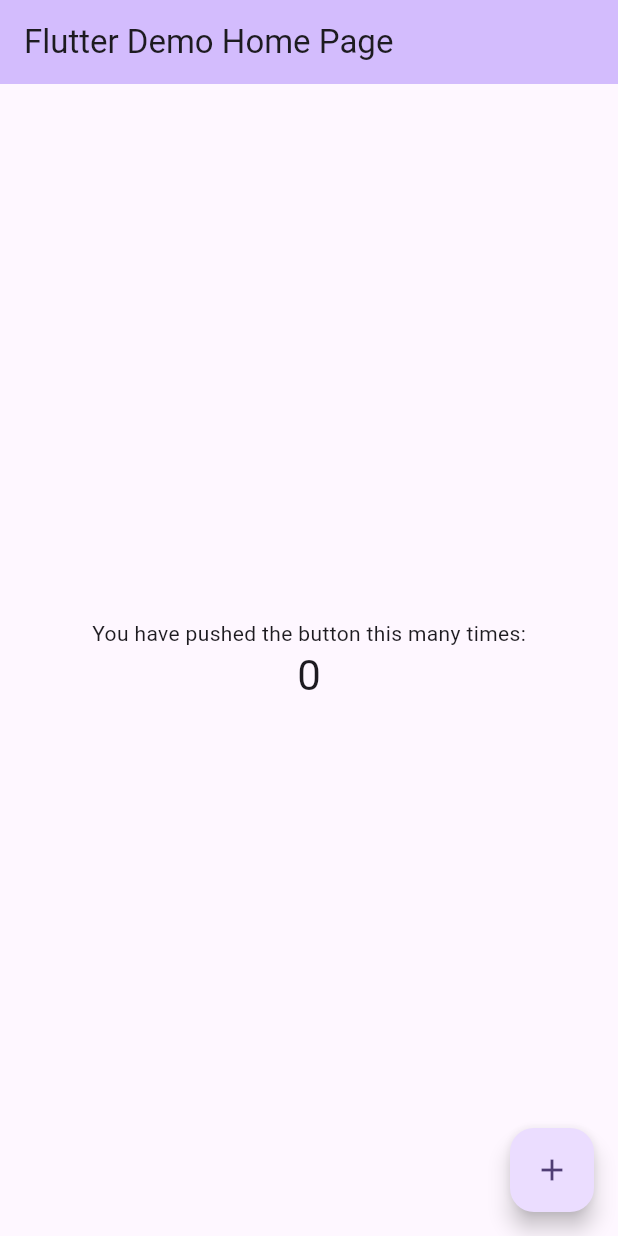
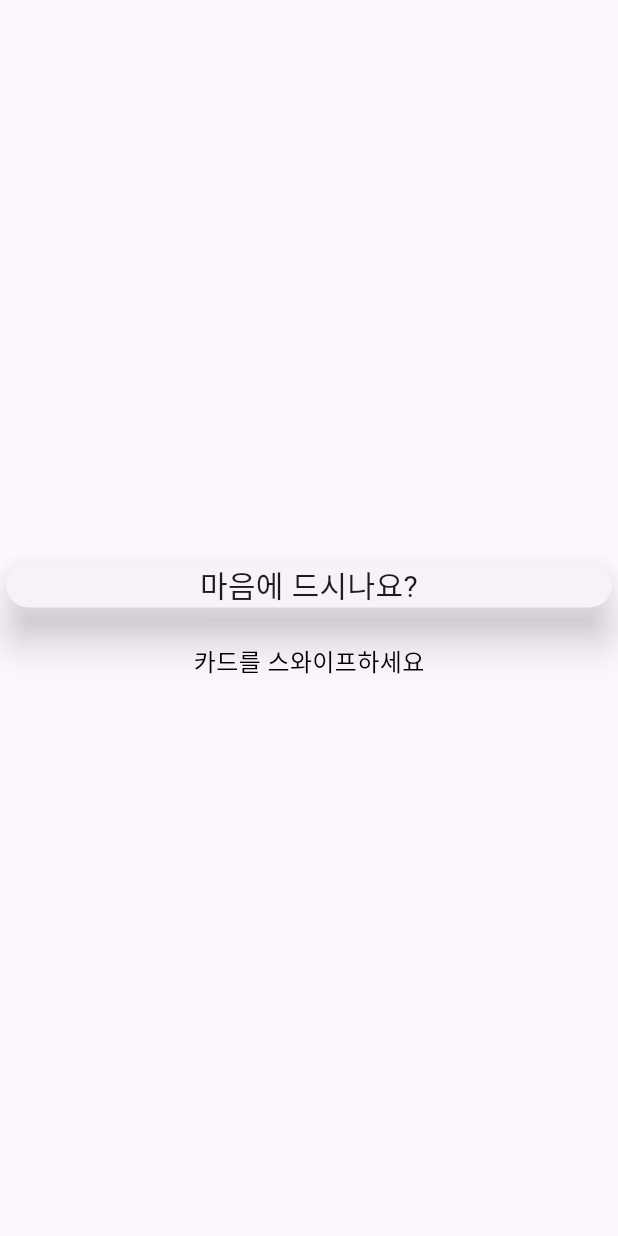
Before and after one commit to keummanagerstuff/VotingSystem, a Flutter app: the screen it shows after launch, on a phone screen of 412 x 824 dp. Run offline on Flutter 3.47's test engine with Material 3 defaults, Android fonts, the phone set to English and light mode, and no system bars.

Commit message:
스와이프 적용

```diff
--- a/lib/main.dart
+++ b/lib/main.dart
@@ -11,115 +11,118 @@
   @override
   Widget build(BuildContext context) {
     return MaterialApp(
-      title: 'Flutter Demo',
-      theme: ThemeData(
-        // This is the theme of your application.
-        //
-        // TRY THIS: Try running your application with "flutter run". You'll see
-        // the application has a purple toolbar. Then, without quitting the app,
-        // try changing the seedColor in the colorScheme below to Colors.green
-        // and then invoke "hot reload" (save your changes or press the "hot
-        // reload" button in a Flutter-supported IDE, or press "r" if you used
-        // the command line to start the app).
-        //
-        // Notice that the counter didn't reset back to zero; the application
-        // state is not lost during the reload. To reset the state, use hot
-        // restart instead.
-        //
-        // This works for code too, not just values: Most code changes can be
-        // tested with just a hot reload.
-        colorScheme: ColorScheme.fromSeed(seedColor: Colors.deepPurple),
-        useMaterial3: true,
-      ),
-      home: const MyHomePage(title: 'Flutter Demo Home Page'),
+      home: const MyHomePage(),
     );
   }
 }
 
+enum VoteStatus { none, like, dislike, hold }
+
 class MyHomePage extends StatefulWidget {
-  const MyHomePage({super.key, required this.title});
-
-  // This widget is the home page of your application. It is stateful, meaning
-  // that it has a State object (defined below) that contains fields that affect
-  // how it looks.
-
-  // This class is the configuration for the state. It holds the values (in this
-  // case the title) provided by the parent (in this case the App widget) and
-  // used by the build method of the State. Fields in a Widget subclass are
-  // always marked "final".
-
-  final String title;
+  const MyHomePage({super.key});
 
   @override
   State<MyHomePage> createState() => _MyHomePageState();
 }
 
 class _MyHomePageState extends State<MyHomePage> {
-  int _counter = 0;
+  Offset _offset = Offset.zero;
+  VoteStatus _status = VoteStatus.none;
 
-  void _incrementCounter() {
+  void _handleUpdate(DragUpdateDetails details) {
     setState(() {
-      // This call to setState tells the Flutter framework that something has
-      // changed in this State, which causes it to rerun the build method below
-      // so that the display can reflect the updated values. If we changed
-      // _counter without calling setState(), then the build method would not be
-      // called again, and so nothing would appear to happen.
-      _counter++;
+      _offset += details.delta;
     });
+  }
+
+  void _handleEnd(DragEndDetails details) {
+    final vx = details.velocity.pixelsPerSecond.dx;
+    final vy = details.velocity.pixelsPerSecond.dy;
+
+    VoteStatus newStatus = VoteStatus.none;
+    if (vx > 300) {
+      newStatus = VoteStatus.like;
+    } else if (vx < -300) {
+      newStatus = VoteStatus.dislike;
+    } else if (vy > 300) {
+      newStatus = VoteStatus.hold;
+    }
+
+    setState(() {
+      _offset = Offset.zero;
+      _status = VoteStatus.hold;
+    });
+  }
+
+  String _statusText() {
+    switch (_status) {
+      case VoteStatus.like:
+        return '👍 Like!';
+      case VoteStatus.dislike:
+        return '👎 Dislike!';
+      case VoteStatus.hold:
+        return '🤷 Hold!';
+      default:
+        return '';
+    }
   }
 
   @override
   Widget build(BuildContext context) {
-    // This method is rerun every time setState is called, for instance as done
-    // by the _incrementCounter method above.
-    //
-    // The Flutter framework has been optimized to make rerunning build methods
-    // fast, so that you can just rebuild anything that needs updating rather
-    // than having to individually change instances of widgets.
+    final isSelected = _status != VoteStatus.none;
+
     return Scaffold(
-      appBar: AppBar(
-        // TRY THIS: Try changing the color here to a specific color (to
-        // Colors.amber, perhaps?) and trigger a hot reload to see the AppBar
-        // change color while the other colors stay the same.
-        backgroundColor: Theme.of(context).colorScheme.inversePrimary,
-        // Here we take the value from the MyHomePage object that was created by
-        // the App.build method, and use it to set our appbar title.
-        title: Text(widget.title),
-      ),
-      body: Center(
-        // Center is a layout widget. It takes a single child and positions it
-        // in the middle of the parent.
-        child: Column(
-          // Column is also a layout widget. It takes a list of children and
-          // arranges them vertically. By default, it sizes itself to fit its
-          // children horizontally, and tries to be as tall as its parent.
-          //
-          // Column has various properties to control how it sizes itself and
-          // how it positions its children. Here we use mainAxisAlignment to
-          // center the children vertically; the main axis here is the vertical
-          // axis because Columns are vertical (the cross axis would be
-          // horizontal).
-          //
-          // TRY THIS: Invoke "debug painting" (choose the "Toggle Debug Paint"
-          // action in the IDE, or press "p" in the console), to see the
-          // wireframe for each widget.
-          mainAxisAlignment: MainAxisAlignment.center,
-          children: <Widget>[
-            const Text(
-              'You have pushed the button this many times:',
-            ),
-            Text(
-              '$_counter',
-              style: Theme.of(context).textTheme.headlineMedium,
-            ),
-          ],
+      body: SafeArea(
+        child: Center(
+          child: Column(
+            mainAxisAlignment: MainAxisAlignment.center,
+            children: [
+              if (isSelected)
+                Padding(
+                  padding: EdgeInsets.only(bottom: 20),
+                  child: Text(
+                    _statusText(),
+                    style: TextStyle(
+                      fontSize: 28,
+                      fontWeight: FontWeight.bold,
+                    ),
+                  ),
+                ),
+              GestureDetector(
+                onPanUpdate: _handleUpdate,
+                onPanEnd: _handleEnd,
+                child: Transform.translate(
+                  offset: _offset,
+                  child: Card(
+                    elevation: 12,
+                    shape: RoundedRectangleBorder(
+                      borderRadius: BorderRadius.circular(20),
+                    ),
+                    child: Center(
+                      child: Text(
+                        '마음에 드시나요?',
+                        textAlign: TextAlign.center,
+                        style: TextStyle(fontSize: 20),
+                      ),
+                    ),
+                  ),
+                ),
+              ),
+              if (!isSelected)
+                Padding(
+                  padding: EdgeInsets.only(top: 20),
+                  child: Text(
+                    '카드를 스와이프하세요',
+                    style: TextStyle(
+                      fontSize: 16,
+                      color: Colors.black,
+                    ),
+                  ),
+                )
+            ],
+          ),
         ),
       ),
-      floatingActionButton: FloatingActionButton(
-        onPressed: _incrementCounter,
-        tooltip: 'Increment',
-        child: const Icon(Icons.add),
-      ), // This trailing comma makes auto-formatting nicer for build methods.
     );
   }
 }
```
Also changed, not shown: 1 other file.
